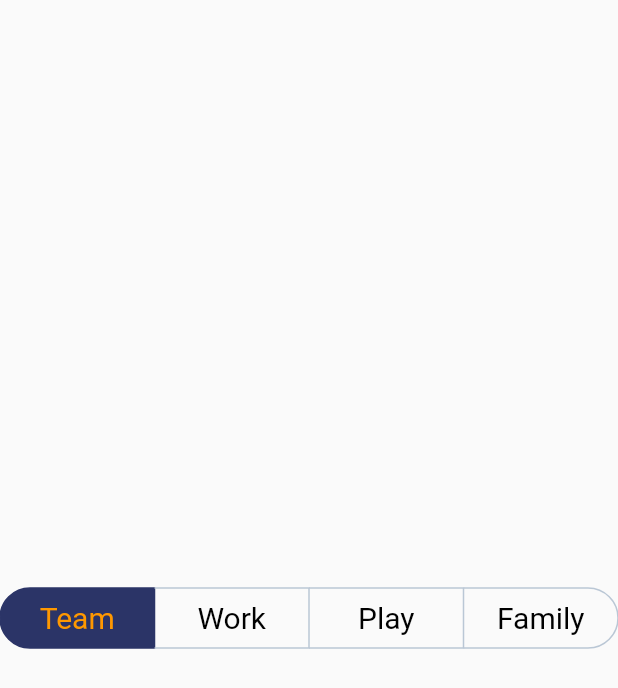
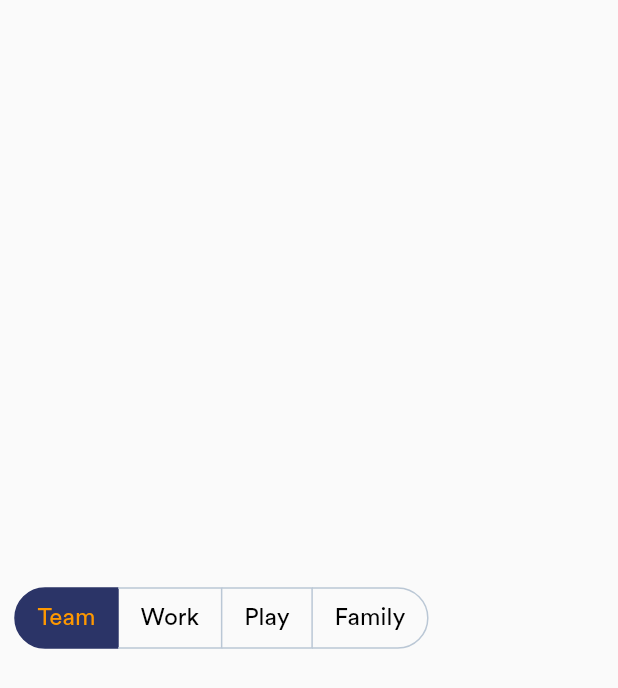
Before and after one commit to okellogerald/segmented_button, a Flutter app: the screen it shows after launch, on a phone screen of 412 x 824 dp. Shown: the top 688 px of the screen. Run offline on Flutter 3.47's test engine with Material 2 defaults, Android fonts, the phone set to English and light mode, and no system bars.

Commit message:
working on material version

```diff
--- a/example/lib/main.dart
+++ b/example/lib/main.dart
@@ -1,4 +1,5 @@
 import 'package:flutter/material.dart';
+import 'package:segmented_button/material_segmented_button.dart';
 import 'package:segmented_button/segmented_button.dart';
 
 void main() {
@@ -13,6 +14,7 @@ class MyApp extends StatelessWidget {
     return MaterialApp(
       title: 'Flutter Demo',
       theme: ThemeData(
+        fontFamily: "Circular",
         primarySwatch: Colors.blue,
       ),
       home: const HomePage(),
@@ -27,10 +29,12 @@ class HomePage extends StatelessWidget {
   Widget build(BuildContext context) {
     return Scaffold(
       body: Center(
+        child: Padding(
+          padding: const EdgeInsets.symmetric(horizontal: 10),
           child: Column(
             mainAxisAlignment: MainAxisAlignment.center,
             children: [
-            SegmentedButton<String>(
+              MaterialSegmentedButton<String>(
                 tabs: const ["Team", "Work", "Play", "Family"],
                 onTap: (p0) {},
                 childBuilder: (tab, index, selected) {
@@ -38,7 +42,7 @@ class HomePage extends StatelessWidget {
                     tab,
                     style: TextStyle(
                       color: selected ? Colors.orange : Colors.black,
-                    fontSize: 20,
+                      fontSize: 16,
                     ),
                   );
                 },
@@ -48,6 +52,7 @@ class HomePage extends StatelessWidget {
             ],
           ),
         ),
+      ),
     );
   }
 }
--- a/lib/layout.dart
+++ b/lib/layout.dart
@@ -42,7 +42,6 @@ class ChildrenControlledLayoutDelegate<T>
     final constraints = BoxConstraints.tightFor(height: height);
 
     for (var i = 0; i < tabs.length; i++) {
-      final tab = tabs[i];
       final key = keys[i];
       if (hasChild(key)) {
         final size = layoutChild(key, constraints);
--- /dev/null
+++ b/lib/material_segmented_button.dart
@@ -0,0 +1,161 @@
+library segmented_button;
+
+import 'package:flutter/material.dart' hide BoxPainter;
+import 'package:segmented_button/layout.dart';
+import 'package:segmented_button/material_segmented_button_layout.dart';
+
+import 'box_painter.dart';
+import 'style.dart';
+
+// idea: create a render-box for single child widgets instead of custom painter
+// for the filled widget, because the job there will be done by just setting
+// the size. Fir example size =  Size(200,0);
+
+class MaterialSegmentedButton<T> extends StatefulWidget {
+  final List<T> tabs;
+  final Widget Function(T tab, int index, bool selected) childBuilder;
+  final void Function(T) onTap;
+  final T? initialSelectedTab;
+  final int? initialTabIndex;
+  final SegmentedTagsStyle? style;
+  final double height;
+  final bool expandedToFillWidth;
+
+  const MaterialSegmentedButton({
+    super.key,
+    required this.tabs,
+    required this.childBuilder,
+    required this.onTap,
+    this.initialSelectedTab,
+    this.initialTabIndex,
+    this.height = 40,
+    this.style,
+    this.expandedToFillWidth = false,
+  });
+
+  int get initialIndex {
+    if (initialTabIndex != null) return initialTabIndex!;
+    return tabs.indexOf(initialSelectedTab ?? tabs.first);
+  }
+
+  List<Key> get keys {
+    return [for (int i = 0; i < tabs.length; i++) ValueKey(i)];
+  }
+
+  @override
+  State<MaterialSegmentedButton<T>> createState() =>
+      _MaterialSegmentedButtonState<T>();
+}
+
+class _MaterialSegmentedButtonState<T>
+    extends State<MaterialSegmentedButton<T>> {
+  int selectedTabIndex = 0;
+
+  @override
+  void initState() {
+    super.initState();
+    selectedTabIndex = widget.initialIndex;
+  }
+
+  @override
+  Widget build(BuildContext context) {
+    if (widget.expandedToFillWidth) {
+      return LayoutBuilder(builder: (context, constraints) {
+        return SizedBox(
+            width: constraints.maxWidth,
+            child: MaterialSegmentedButtonLayout(
+              delegate: MaterialSegementedButtonDelegate(
+                tabs: widget.tabs,
+                keys: widget.keys,
+                height: widget.height,
+              ),
+              children: buildChildren(),
+            ));
+      });
+    }
+    return ChildrenControlledLayout(
+      delegate: ChildrenControlledLayoutDelegate(
+        tabs: widget.tabs,
+        keys: widget.keys,
+        height: widget.height,
+      ),
+      children: buildChildren(),
+    );
+  }
+
+  List<Widget> buildChildren() {
+    return List.generate(
+      widget.tabs.length,
+      (index) {
+        final tab = widget.tabs[index];
+        return LayoutId(
+          id: widget.keys[index],
+          child: GestureDetector(
+            onTap: () {
+              selectedTabIndex = index;
+              setState(() {});
+              widget.onTap(tab);
+            },
+            child: CustomPaint(
+              painter: BoxPainter(
+                index: index,
+                selectedIndex: selectedTabIndex,
+                childrenLength: widget.tabs.length,
+                style: widget.style ?? const SegmentedTagsStyle(),
+              ),
+              child: Padding(
+                padding: EdgeInsets.symmetric(
+                    horizontal: widget.style?.horizontalPadding ?? 15),
+                child: Center(
+                  child: widget.childBuilder(
+                    tab,
+                    index,
+                    index == selectedTabIndex,
+                  ),
+                ),
+              ),
+            ),
+          ),
+        );
+      },
+    );
+  }
+
+  List<Widget> buildExpandedChildren() {
+   return List.generate(
+      widget.tabs.length,
+      (index) {
+        final tab = widget.tabs[index];
+        return LayoutId(
+          id: widget.keys[index],
+          child: GestureDetector(
+            onTap: () {
+              selectedTabIndex = index;
+              setState(() {});
+              widget.onTap(tab);
+            },
+            child: CustomPaint(
+              painter: BoxPainter(
+                index: index,
+                selectedIndex: selectedTabIndex,
+                childrenLength: widget.tabs.length,
+                style: widget.style ?? const SegmentedTagsStyle(),
+              ),
+              child: Padding(
+                padding: EdgeInsets.symmetric(
+                    horizontal: widget.style?.horizontalPadding ?? 15),
+                child: Center(
+                  child: widget.childBuilder(
+                    tab,
+                    index,
+                    index == selectedTabIndex,
+                  ),
+                ),
+              ),
+            ),
+          ),
+        );
+      },
+    );
+  }
+}
--- /dev/null
+++ b/lib/material_segmented_button_layout.dart
@@ -0,0 +1,56 @@
+import 'package:flutter/material.dart';
+import 'package:flutter/rendering.dart';
+
+class MaterialSegmentedButtonLayout extends MultiChildRenderObjectWidget {
+  final MaterialSegementedButtonDelegate delegate;
+
+  MaterialSegmentedButtonLayout({
+    required this.delegate,
+    required super.children,
+    super.key,
+  });
+
+  @override
+  RenderObject createRenderObject(BuildContext context) {
+    return RenderCustomMultiChildLayoutBox(delegate: delegate);
+  }
+}
+
+class MaterialSegementedButtonDelegate<T> extends MultiChildLayoutDelegate {
+  final List<T> tabs;
+  final List<Key> keys;
+  final double height;
+
+  MaterialSegementedButtonDelegate({
+    required this.height,
+    required this.keys,
+    required this.tabs,
+  });
+
+  @override
+  Size getSize(BoxConstraints constraints) {
+    print(constraints);
+    return Size(constraints.maxWidth, height);
+  }
+
+  @override
+  void performLayout(Size size) {
+    print(size);
+    var offset = Offset.zero;
+    final constraints = BoxConstraints.tightFor(height: height);
+
+    for (var i = 0; i < tabs.length; i++) {
+      final key = keys[i];
+      if (hasChild(key)) {
+        final size = layoutChild(key, constraints);
+        positionChild(key, offset);
+        offset = Offset(offset.dx + size.width, offset.dy);
+      }
+    }
+  }
+
+  @override
+  bool shouldRelayout(covariant MultiChildLayoutDelegate oldDelegate) {
+    return true;
+  }
+}
```
Also changed, not shown: example/pubspec.yaml (+13 -0 lines), example/assets/fonts/Circular-Bold.otf (added), example/assets/fonts/Circular-Medium.otf (added), example/assets/fonts/Circular.otf (added). Lines whose indentation alone changed are shown as unchanged.
